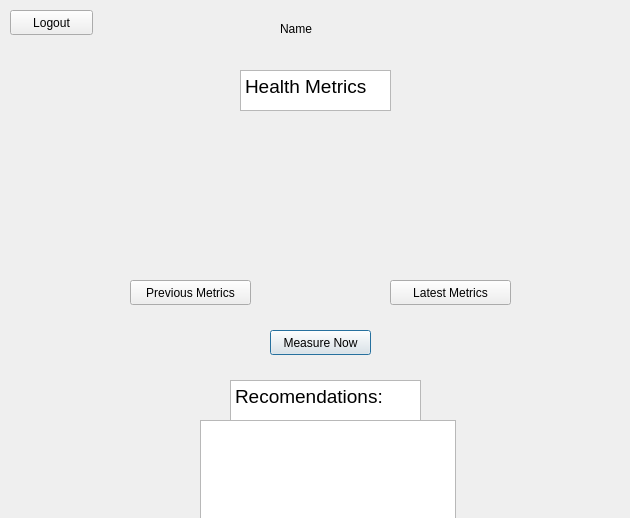
Qt form RaDoTech_Device/HomeScreenPage.ui (Liam02/RadoTech_Device) before a commit.
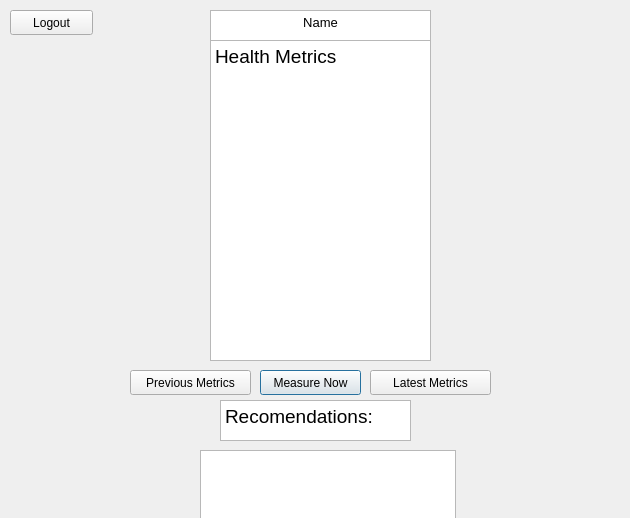
The same form after that commit.

Patch:
```diff
--- a/RaDoTech_Device/HomeScreenPage.ui
+++ b/RaDoTech_Device/HomeScreenPage.ui
@@ -16,8 +16,8 @@
   <widget class="QPushButton" name="pushButton_2">
    <property name="geometry">
     <rect>
-     <x>270</x>
-     <y>330</y>
+     <x>260</x>
+     <y>370</y>
      <width>101</width>
      <height>25</height>
     </rect>
@@ -29,10 +29,10 @@
   <widget class="QTextBrowser" name="textBrowser">
    <property name="geometry">
     <rect>
-     <x>240</x>
-     <y>70</y>
-     <width>151</width>
-     <height>41</height>
+     <x>210</x>
+     <y>40</y>
+     <width>221</width>
+     <height>321</height>
     </rect>
    </property>
    <property name="html">
@@ -59,8 +59,8 @@
   <widget class="QTextBrowser" name="textBrowser_2">
    <property name="geometry">
     <rect>
-     <x>230</x>
-     <y>380</y>
+     <x>220</x>
+     <y>400</y>
      <width>191</width>
      <height>41</height>
     </rect>
@@ -77,7 +77,7 @@
    <property name="geometry">
     <rect>
      <x>130</x>
-     <y>280</y>
+     <y>370</y>
      <width>121</width>
      <height>25</height>
     </rect>
@@ -89,8 +89,8 @@
   <widget class="QPushButton" name="pushButton_4">
    <property name="geometry">
     <rect>
-     <x>390</x>
-     <y>280</y>
+     <x>370</x>
+     <y>370</y>
      <width>121</width>
      <height>25</height>
     </rect>
@@ -103,23 +103,27 @@
    <property name="geometry">
     <rect>
      <x>200</x>
-     <y>420</y>
+     <y>450</y>
      <width>256</width>
-     <height>101</height>
+     <height>71</height>
     </rect>
    </property>
   </widget>
-  <widget class="QLabel" name="Name_Display">
+  <widget class="QTextBrowser" name="Name_Display">
    <property name="geometry">
     <rect>
-     <x>280</x>
-     <y>20</y>
-     <width>62</width>
-     <height>17</height>
+     <x>210</x>
+     <y>10</y>
+     <width>221</width>
+     <height>31</height>
     </rect>
    </property>
-   <property name="text">
-    <string>Name</string>
+   <property name="html">
+    <string>&lt;!DOCTYPE HTML PUBLIC &quot;-//W3C//DTD HTML 4.0//EN&quot; &quot;http://www.w3.org/TR/REC-html40/strict.dtd&quot;&gt;
+&lt;html&gt;&lt;head&gt;&lt;meta name=&quot;qrichtext&quot; content=&quot;1&quot; /&gt;&lt;style type=&quot;text/css&quot;&gt;
+p, li { white-space: pre-wrap; }
+&lt;/style&gt;&lt;/head&gt;&lt;body style=&quot; font-family:'Sans'; font-size:10pt; font-weight:400; font-style:normal;&quot;&gt;
+&lt;p align=&quot;center&quot; style=&quot; margin-top:0px; margin-bottom:0px; margin-left:0px; margin-right:0px; -qt-block-indent:0; text-indent:0px;&quot;&gt;Name&lt;/p&gt;&lt;/body&gt;&lt;/html&gt;</string>
    </property>
   </widget>
  </widget>
```
Left out of the diff: 6 changed lines with no effect on the pictures.
